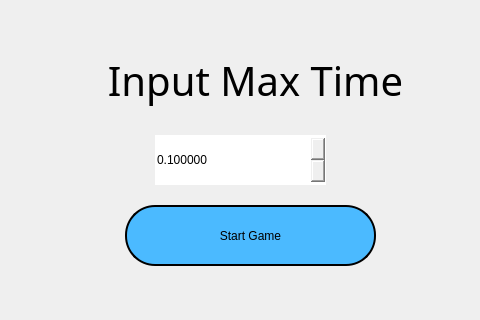
Above: src/view/main_window.ui from naufal-dean/Halma-AI before the change; both pictures show x 324 to 804 and y 165 to 485 of the 1119 by 809 pixel window. Below: the same form after it.
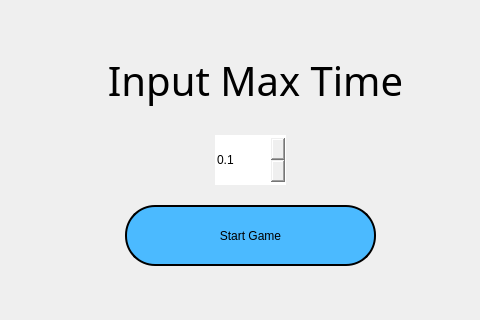
That is the form after the change. The open tabs and pages were chosen to show the change. Icons and pictures are not drawn.

What changed in the file:
```diff
--- a/src/view/main_window.ui
+++ b/src/view/main_window.ui
@@ -632,23 +632,23 @@
       <widget class="QDoubleSpinBox" name="maxTime">
        <property name="geometry">
         <rect>
-         <x>60</x>
+         <x>120</x>
          <y>40</y>
-         <width>171</width>
+         <width>71</width>
          <height>50</height>
         </rect>
        </property>
        <property name="decimals">
-        <number>6</number>
+        <number>1</number>
        </property>
        <property name="minimum">
-        <double>0.1</double>
+        <double>0.100000000000000</double>
        </property>
        <property name="singleStep">
         <double>0.1</double>
        </property>
        <property name="value">
-        <double>0.1</double>
+        <double>0.100000000000000</double>
        </property>
       </widget>
      </widget>
```
Left out of the diff: 2 changed lines with no effect on the pictures.
